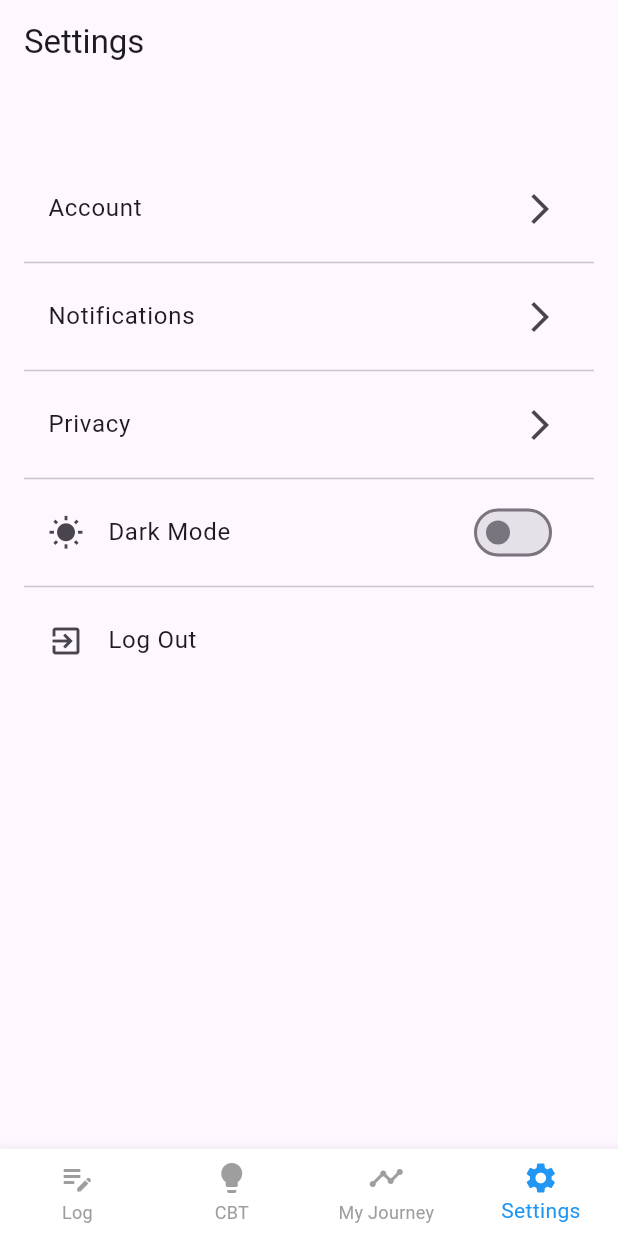
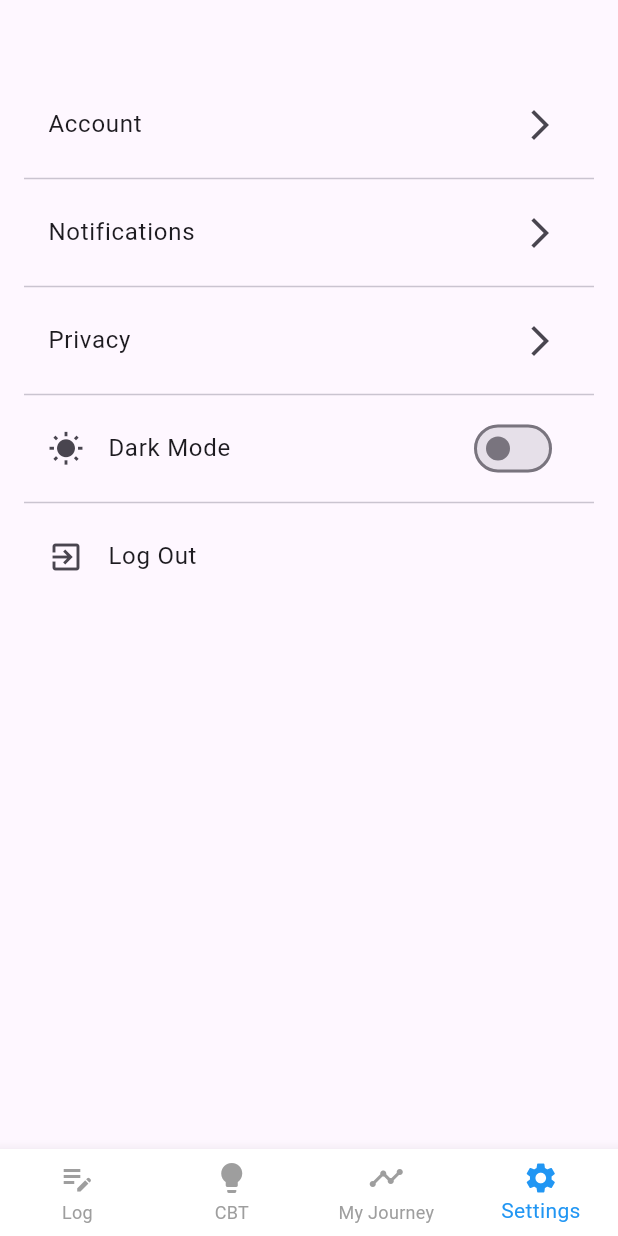
Before and after one commit to WillGasser/FlutterApp, a Flutter app: the screen it shows once a user with an empty profile is signed in, item 4 of the bottom bar chosen, on a phone screen of 412 x 824 dp. Run offline on Flutter 3.47's test engine with Material 3 defaults, Android fonts, the phone set to English and light mode, and no system bars; our stand-ins replace cloud_firestore, firebase_auth, firebase_core; accounts and stored records are empty.

Commit message:
minor fixes

```diff
--- a/health_app/lib/home_page.dart
+++ b/health_app/lib/home_page.dart
@@ -1,8 +1,10 @@
 import 'package:flutter/material.dart';
-import 'screens/CBT_Training.dart';      // Provides ActivityPage widget
-import 'screens/my_journey/my_journey_screen.dart';    // Provides MyJourneyPage widget
-import './screens/settings_screen.dart';
-import './screens/thought_log.dart' ;
+import 'package:provider/provider.dart';
+import './theme.dart'; // Import ThemeProvider
+import 'screens/CBT_Training.dart';
+import 'screens/my_journey/my_journey_screen.dart';
+import 'screens/settings_screen.dart';
+import 'screens/thought_log.dart';
 
 class HomePage extends StatefulWidget {
   const HomePage({Key? key}) : super(key: key);
@@ -25,14 +27,16 @@ class _HomePageState extends State<HomePage> {
 
   @override
   Widget build(BuildContext context) {
+    final themeProvider = Provider.of<ThemeProvider>(context);
+
     return Scaffold(
       // Display the page corresponding to the selected tab
       body: _pages[_currentIndex],
       bottomNavigationBar: BottomNavigationBar(
         type: BottomNavigationBarType.fixed, // Ensures consistent coloring
-    selectedItemColor: Colors.blue, // Color when tab is selected
-    unselectedItemColor: Colors.grey, // Color when tab is not selected
-    backgroundColor: Colors.white, // Ensures the background remains white
+        selectedItemColor: themeProvider.isDarkMode ? Colors.tealAccent : Colors.blue, // Adapts to theme
+        unselectedItemColor: themeProvider.isDarkMode ? Colors.grey[400] : Colors.grey, // Adapts to theme
+        backgroundColor: themeProvider.isDarkMode ? const Color.fromARGB(255, 35, 34, 34) : Colors.white, // Changes background color
         currentIndex: _currentIndex, // Ensures proper highlighting
         items: const [
           BottomNavigationBarItem(
@@ -59,6 +63,5 @@ class _HomePageState extends State<HomePage> {
         },
       ),
     );
-
   }
 }
--- a/health_app/lib/screens/CBT_Training.dart
+++ b/health_app/lib/screens/CBT_Training.dart
@@ -6,9 +6,7 @@ class CBTScreen extends StatelessWidget {
   @override
   Widget build(BuildContext context) {
     return Scaffold(
-      appBar: AppBar(
-        title: const Text('CBT Training'),
-      ),
+
       body: const Center(
         child: Text(
           'CBT page coming soon!',
--- a/health_app/lib/screens/my_journey/my_journey_screen.dart
+++ b/health_app/lib/screens/my_journey/my_journey_screen.dart
@@ -12,7 +12,7 @@ class MyJourneyScreen extends StatelessWidget {
       length: 3, // Three tabs
       child: Scaffold(
         appBar: AppBar(
-          title: const Text("My Journey"),
+           title: null, // Removes the title
           bottom: const TabBar(
             tabs: [
               Tab(icon: Icon(Icons.edit_note), text: "Thought Logs"),
@@ -20,7 +20,8 @@ class MyJourneyScreen extends StatelessWidget {
               Tab(icon: Icon(Icons.bar_chart), text: "Analytics"),
             ],
           ),
-        ),
+),
+
         body: const TabBarView(
           children: [
             ThoughtLogsTab(), // Thought Logs Tab
--- a/health_app/lib/screens/settings_screen.dart
+++ b/health_app/lib/screens/settings_screen.dart
@@ -31,9 +31,7 @@ class SettingsScreen extends StatelessWidget {
     final themeProvider = Provider.of<ThemeProvider>(context);
 
     return Scaffold(
-      appBar: AppBar(
-        title: const Text('Settings'),
-      ),
+
       body: Padding(
         padding: const EdgeInsets.all(16.0),
         child: Column(
@@ -43,7 +41,7 @@ class SettingsScreen extends StatelessWidget {
               Padding(
                 padding: const EdgeInsets.only(bottom: 16),
                 child: Text(
-                  user?.email ?? "Unknown Email",
+                  user.email ?? "Unknown Email",
                   style: const TextStyle(fontSize: 16, fontWeight: FontWeight.bold),
                 ),
               ),
--- a/health_app/lib/screens/thought_log.dart
+++ b/health_app/lib/screens/thought_log.dart
@@ -112,9 +112,7 @@ Future<void> _finishLog() async {
   @override
   Widget build(BuildContext context) {
     return Scaffold(
-      appBar: AppBar(
-        title: const Text("1 Minute Thought Log"),
-      ),
+
       body: SafeArea(
         child: Padding(
           padding: const EdgeInsets.all(16.0),
```
Lines whose indentation alone changed are shown as unchanged.
